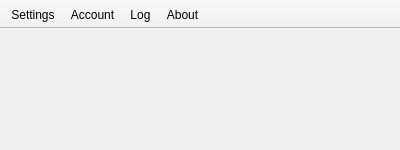
Old version of the form src/ui/MainWindow.ui in the repository stevschmid/track-o-bot.
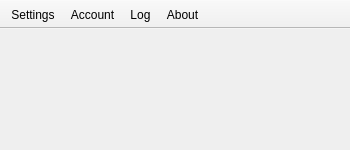
New version of the form. Icons and pictures are not drawn. Custom widgets are drawn as their Qt base class.

```diff
--- a/src/ui/MainWindow.ui
+++ b/src/ui/MainWindow.ui
@@ -6,13 +6,13 @@
    <rect>
     <x>0</x>
     <y>0</y>
-    <width>400</width>
+    <width>350</width>
     <height>150</height>
    </rect>
   </property>
   <property name="minimumSize">
    <size>
-    <width>400</width>
+    <width>350</width>
     <height>150</height>
    </size>
   </property>
```
